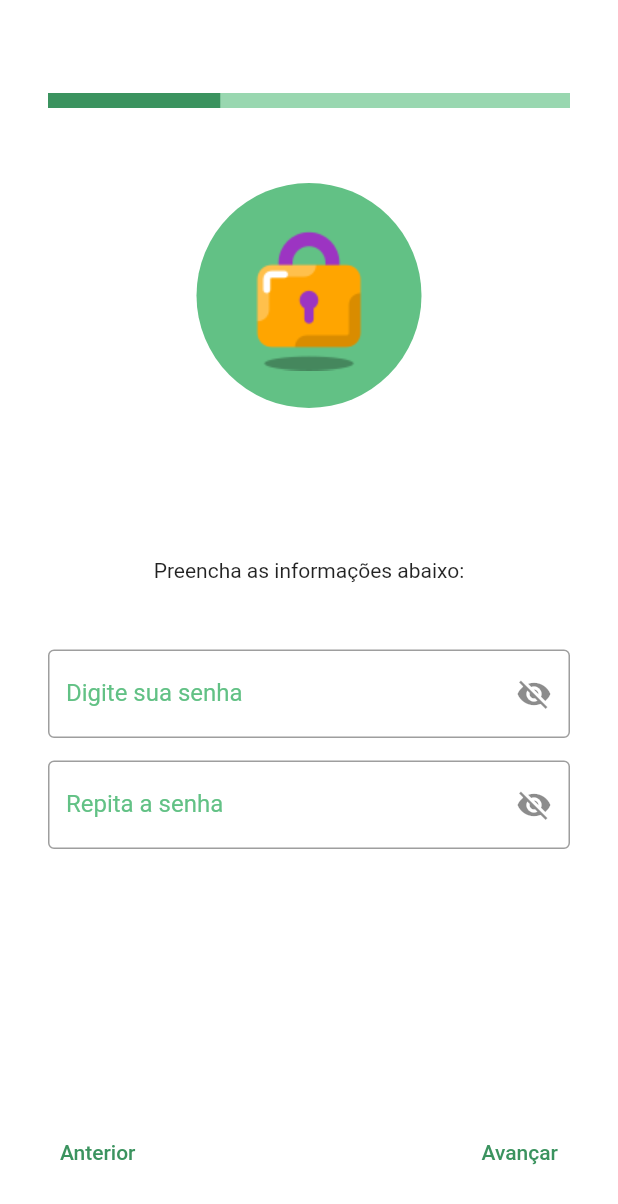
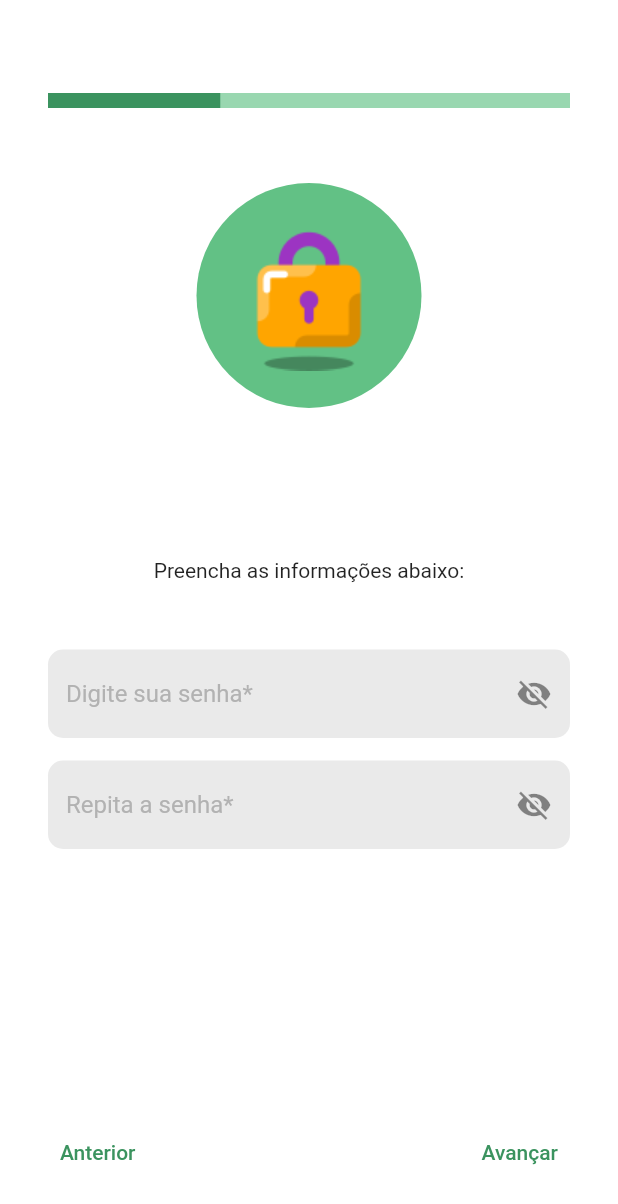
Before and after one commit to MarcalDev/stepped_login, a Flutter app: the screen it shows after launch, after a tap on "Avançar", on a phone screen of 412 x 824 dp. Shown: the top 1204 px of the screen. Run offline on Flutter 3.47's test engine with Material 2 defaults, Android fonts, the phone set to English and light mode, and no system bars; our stand-ins replace mask_text_input_formatter.

Commit message:
Criação de Widget Component para TextField

```diff
--- /dev/null
+++ b/lib/2-app/components/text_field_widget.dart
@@ -0,0 +1,77 @@
+import 'package:flutter/material.dart';
+import 'package:mask_text_input_formatter/mask_text_input_formatter.dart';
+
+class text_field_widget extends StatefulWidget {
+    text_field_widget({
+    required this.hint_text,
+    required this.editing_controller,
+    this.isPassword = false,
+    this.isPhoneNumber = false,
+    this.isPhoneArea = false,
+    this.isEmail = false,
+    this.isLastField = false,
+    super.key
+    });
+    String hint_text = "";
+    TextEditingController editing_controller;
+    bool isPassword;
+    bool isPhoneNumber;
+    bool isPhoneArea;
+    bool isEmail;
+    bool isLastField;
+
+
+  @override
+  State<text_field_widget> createState() => _text_field_widgetState();
+}
+
+class _text_field_widgetState extends State<text_field_widget> {
+  var phoneFormatter = MaskTextInputFormatter(
+    mask: '00000-0000',
+    filter: { "0": RegExp(r'[0-9]') },
+    type: MaskAutoCompletionType.lazy
+  );
+  var phoneAreaFormatter = MaskTextInputFormatter(
+    mask: '( 00 )',
+    filter: { "0": RegExp(r'[0-9]') },
+    type: MaskAutoCompletionType.lazy,
+  );
+
+  bool _show_password = true;
+  @override
+  Widget build(BuildContext context) {
+    return TextField(
+      decoration: InputDecoration(
+        hintText: (!widget.isPhoneArea && !widget.isPhoneNumber) ? widget.hint_text : ((widget.isPhoneArea)? "(00)" : "9999-999"),
+        hintStyle: TextStyle(color: Color(0xffB2B2B2)),
+        enabledBorder: OutlineInputBorder(borderRadius: BorderRadius.all(Radius.circular(10)), borderSide: BorderSide(color: Colors.transparent)),
+        focusedBorder: OutlineInputBorder(borderRadius: BorderRadius.all(Radius.circular(10)), borderSide: BorderSide(color: Colors.transparent)),
+        fillColor: Color(0xffEAEAEA),
+        filled:true,
+        hoverColor: Color(0xffEAEAEA),
+        floatingLabelBehavior: FloatingLabelBehavior.never,
+        labelStyle: TextStyle(color: Color(0xff3C4048)),
+        suffixIcon: (widget.isPassword)
+                    ? IconButton(
+                      onPressed: (){
+                        setState(() {
+                          _show_password = !_show_password;
+                        });
+                      },
+                      icon: Icon(
+                        _show_password
+                        ? Icons.visibility_off
+                        : Icons.visibility
+                        )
+                      ): null,
+      ),
+      keyboardType: (widget.isPassword) ? TextInputType.visiblePassword : (widget.isPhoneNumber || widget.isPhoneArea) ? TextInputType.phone : (widget.isEmail) ? TextInputType.emailAddress : TextInputType.text,
+      obscureText: (widget.isPassword) ?  _show_password : false,
+      controller: widget.editing_controller,
+      inputFormatters: (widget.isPhoneNumber)? [phoneFormatter] : ((widget.isPhoneArea) ? [phoneAreaFormatter] : []),
+      cursorColor: Color(0xff3C4048),
+      textAlign: (widget.isPhoneArea) ? TextAlign.center : TextAlign.left,
+      textInputAction: (widget.isLastField) ? TextInputAction.done : TextInputAction.next,
+    );
+  }
+}
--- a/lib/2-app/views/user_register/pages/basic_data_partial.dart
+++ b/lib/2-app/views/user_register/pages/basic_data_partial.dart
@@ -1,4 +1,5 @@
 import 'package:flutter/material.dart';
+import 'package:stepped_login/2-app/components/text_field_widget.dart';
 
 class basic_data_partial extends StatefulWidget {
   const basic_data_partial({Key? key}) : super(key: key);
@@ -17,27 +18,14 @@ class _basic_data_partialState extends State<basic_data_partial> {
   Widget build(BuildContext context) {
     return Container(
       padding: const EdgeInsets.all(0),
-      child: Center(
-        child: Column(
-
-          mainAxisAlignment: MainAxisAlignment.spaceEvenly,
+      child: Column(
+          mainAxisSize: MainAxisSize.min,
+          mainAxisAlignment: MainAxisAlignment.start,
           children: [
-            TextField(
-              decoration: const InputDecoration(
-                labelText: "Digite seu nome" ,
-                border: OutlineInputBorder(),
-              ),
-              controller: _name_controller,
-            ),
+            text_field_widget(editing_controller: _name_controller, hint_text: "Digite seu nome*"),
             Padding(
               padding: EdgeInsets.fromLTRB(0, 15, 0, 15),
-              child: TextField(
-                decoration: const InputDecoration(
-                labelText: "Digite seu e-mail" ,
-                border: OutlineInputBorder(),
-              ),
-              controller: _email_controller,
-            )
+              child: text_field_widget(editing_controller: _email_controller, hint_text: "Digite seu e-mail*", isEmail: true,)
             ),
             Row(
               mainAxisAlignment: MainAxisAlignment.spaceBetween,
@@ -45,31 +33,17 @@ class _basic_data_partialState extends State<basic_data_partial> {
                 Container(
                     width: 70,
                     padding: const EdgeInsets.all(0),
-                    child: TextField(
-                      decoration: const InputDecoration(
-                      labelText: "DDD" ,
-                      border: OutlineInputBorder(),
-                      ),
-                      controller: _phone_area_controller,
-                    )
+                    child: text_field_widget(editing_controller: _phone_area_controller, hint_text: "DDD ",isPhoneArea: true)
                   ),
                 Container(
                     width: 265,
                     padding: const EdgeInsets.all(0),
-                    child:  TextField(
-                    decoration: const InputDecoration(
-                      labelText: "Celular" ,
-                      border: OutlineInputBorder(),
-                    ),
-                    controller: _phone_number_controller,
-                  ),
-
+                    child: text_field_widget(editing_controller: _phone_number_controller, hint_text: "Celular",isPhoneNumber: true, isLastField: true,),
                 )
             ],
             )
           ],
           )
-      ),
     );
   }
 }
--- a/lib/2-app/views/user_register/pages/password_partial.dart
+++ b/lib/2-app/views/user_register/pages/password_partial.dart
@@ -1,4 +1,5 @@
 import 'package:flutter/material.dart';
+import 'package:stepped_login/2-app/components/text_field_widget.dart';
 
 class password_partial extends StatefulWidget {
   const password_partial({Key? key}) : super(key: key);
@@ -22,51 +23,10 @@ class _password_partialState extends State<password_partial> {
         child: Column(
           children: [
             Padding(
-              padding: EdgeInsets.fromLTRB(0, 0, 0, 15),
-              child: TextField(
-                keyboardType: TextInputType.visiblePassword,
-                obscureText: _show_first_password,
-                decoration: InputDecoration(
-                labelText: "Digite sua senha" ,
-                border: const OutlineInputBorder(),
-                suffixIcon: IconButton(
-                  onPressed: (){
-                    setState(() {
-                      _show_first_password = !_show_first_password;
-                    });
-                  },
-                  icon: Icon(
-                    _show_first_password
-                    ? Icons.visibility_off
-                    : Icons.visibility
-                  )
-                  )
-              ),
-              controller: _password_controller,
+              padding: const EdgeInsets.fromLTRB(0, 0, 0, 15),
+              child: text_field_widget(editing_controller: _password_controller, hint_text: "Digite sua senha*",isPassword: true),
             ),
-            ),
-            TextField(
-              keyboardType: TextInputType.visiblePassword,
-              obscureText: _show_second_password,
-
-              decoration: InputDecoration(
-                labelText: "Repita a senha" ,
-                border: const OutlineInputBorder(),
-                suffixIcon: IconButton(
-                  onPressed: (){
-                    setState(() {
-                      _show_second_password = !_show_second_password;
-                    });
-                  },
-                  icon: Icon(
-                    _show_second_password
-                    ? Icons.visibility_off
-                    : Icons.visibility
-                  )
-                  )
-              ),
-              controller: _second_password_controller,
-            ),
+            text_field_widget(editing_controller: _second_password_controller, hint_text: "Repita a senha*",isPassword: true, isLastField: true),
           ],
         )
       ),
--- a/lib/2-app/views/user_register/pages/profile_pic_partial.dart
+++ b/lib/2-app/views/user_register/pages/profile_pic_partial.dart
@@ -10,14 +10,16 @@ class profile_pic_partial extends StatefulWidget {
 class _profile_pic_partialState extends State<profile_pic_partial> {
   @override
   Widget build(BuildContext context) {
-     return Center(
+     return Padding(
+      padding: EdgeInsets.only(top: 60),
+      child: Center(
         child: Column(
           mainAxisSize: MainAxisSize.max,
           mainAxisAlignment: MainAxisAlignment.center,
           children: const [
             Text("Selecione sua foto de perfil"),
             Padding(
-              padding: EdgeInsets.fromLTRB(0,35,0,20),
+              padding: EdgeInsets.fromLTRB(0,45,0,20),
               child: CircleAvatar(
                 backgroundImage: NetworkImage("https://miro.medium.com/max/1400/1*g09N-jl7JtVjVZGcd-vL2g.jpeg"),
                 radius: 100,
@@ -26,6 +28,7 @@ class _profile_pic_partialState extends State<profile_pic_partial> {
             Text("Pular"),
           ],
         )
+      )
       );
 
   }
--- a/lib/2-app/views/user_register/pages/step_register_page.dart
+++ b/lib/2-app/views/user_register/pages/step_register_page.dart
@@ -15,7 +15,7 @@ class _step_register_pageState extends State<step_register_page> {
   double _progress_value = 0.0;
   late int _partialIndex = 0;
   bool _show_step_icon = true;
-  String _actual_step_icon = "";
+  String _actual_step_icon = "images/clipboard_image.png";
   int _primary_color = 0xff3B935F;
   int _second_color = 0xff99D7B0;
 
@@ -32,9 +32,8 @@ class _step_register_pageState extends State<step_register_page> {
       backgroundColor: Colors.white,
       body: Padding(
         padding: const EdgeInsets.all(32),
+        child: SingleChildScrollView(
             child: Column(
-          mainAxisSize: MainAxisSize.max,
-          mainAxisAlignment: MainAxisAlignment.center,
               children: [
                 Padding(
                     padding: const EdgeInsets.fromLTRB(0, 30, 0, 50),
@@ -68,21 +67,13 @@ class _step_register_pageState extends State<step_register_page> {
                   ],
                 ): Container(),
 
-
-            Expanded(
-              child: Column(
-              mainAxisSize: MainAxisSize.max,
-              mainAxisAlignment: (_partialIndex > 1) ? MainAxisAlignment.center : MainAxisAlignment.start,
-              children: [
-                Center(
-                  child: Container(
+                Container(
+                      alignment: (_partialIndex > 1) ? AlignmentDirectional.center : AlignmentDirectional.topStart,
                       child: partialsList[_partialIndex],
-                  ))
-              ],
-              )
                 )
               ],
             ),
+          )
         ),
         bottomNavigationBar: Padding(
           padding: const EdgeInsets.fromLTRB(32,0,32,32),
--- a/pubspec.yaml
+++ b/pubspec.yaml
@@ -36,6 +36,7 @@ dependencies:
   # The following adds the Cupertino Icons font to your application.
   # Use with the CupertinoIcons class for iOS style icons.
   cupertino_icons: ^1.0.2
+  mask_text_input_formatter: ^2.4.0
 
 dev_dependencies:
   flutter_test:
```
Lines whose indentation alone changed are shown as unchanged.
